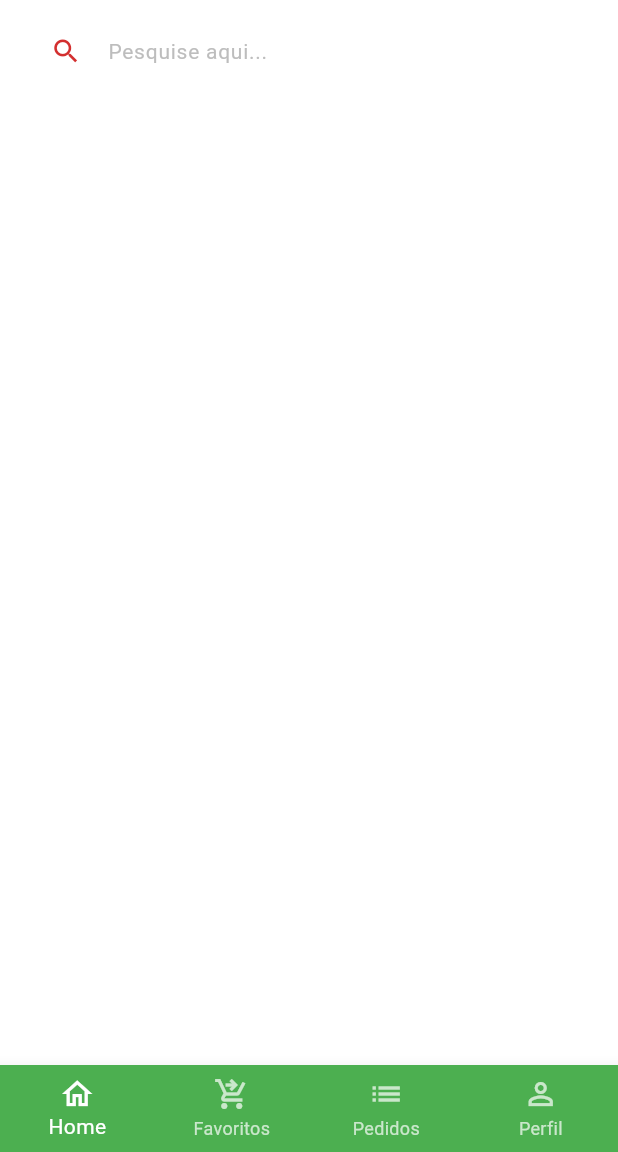
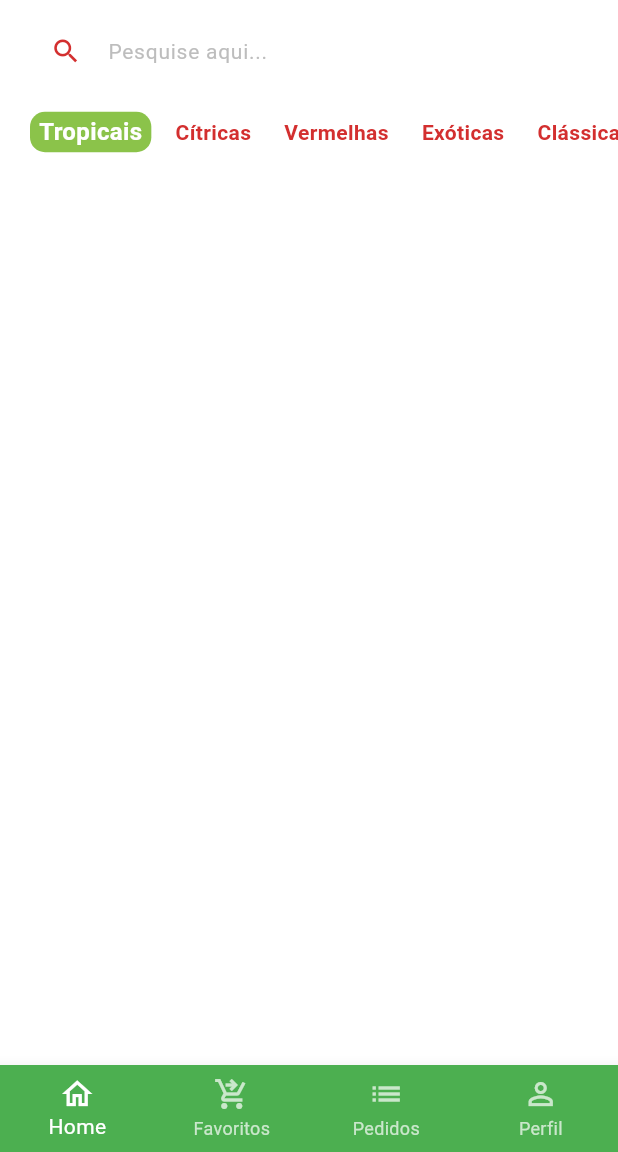
Before and after one commit to Miicchhel/FruitTrace, a Flutter app: the screen it shows after launch, after a tap on "Entrar", on a phone screen of 412 x 824 dp, the part 84-1236 px from its top. Run offline on Flutter 3.47's test engine with Material 3 defaults, Android fonts, the light colour scheme and no system bars; our stand-ins replace animated_text_kit, mask_text_input_formatter.

Commit message:
adicionando a seleção de categorias

```diff
--- /dev/null
+++ b/lib/src/home/components/category_title.dart
@@ -0,0 +1,41 @@
+import 'package:flutter/material.dart';
+import 'package:fruittrace/src/config/custom_colors.dart';
+
+class CategoryTitle extends StatelessWidget {
+
+  final String category;
+  final bool isSelected;
+  final VoidCallback onPressed;
+
+  const CategoryTitle({
+    super.key,
+    required this.category,
+    required this.isSelected,
+    required this.onPressed,
+  });
+
+  @override
+  Widget build(BuildContext context) {
+    return GestureDetector(
+      onTap: onPressed,
+      child: Align(
+        alignment: Alignment.center,
+        child: Container(
+          padding: const EdgeInsets.symmetric(horizontal: 6.0, vertical: 2.0),
+          decoration: BoxDecoration(
+            color: isSelected ? CustomColors.customSwatchColor: Colors.transparent,
+            borderRadius: BorderRadius.circular(10.0),
+          ),
+          child: Text(
+            category,
+            style: TextStyle(
+              color: isSelected ? Colors.white : CustomColors.customContrastColor,
+              fontWeight: FontWeight.bold,
+              fontSize: isSelected ? 16.0 : 14.0,
+            ),
+          ),
+        ),
+      ),
+    );
+  }
+}
--- a/lib/src/home/home_tab.dart
+++ b/lib/src/home/home_tab.dart
@@ -1,8 +1,25 @@
 import 'package:flutter/material.dart';
 import 'package:fruittrace/src/config/custom_colors.dart';
+import 'package:fruittrace/src/home/components/category_title.dart';
 
-class HomeTab extends StatelessWidget {
+class HomeTab extends StatefulWidget {
   const HomeTab({super.key});
+
+  @override
+  State<HomeTab> createState() => _HomeTabState();
+}
+
+class _HomeTabState extends State<HomeTab> {
+
+  List<String> categories = [
+    'Tropicais',
+    'Cítricas',
+    'Vermelhas',
+    'Exóticas',
+    'Clássicas',
+  ];
+
+  String selectedCategory = 'Tropicais';
 
   @override
   Widget build(BuildContext context) {
@@ -68,9 +85,9 @@ class HomeTab extends StatelessWidget {
         ],
       ),
 
-      // Campo de pesquisa
       body: Column(
         children: [
+          // Campo de pesquisa
           Padding(
             padding: const EdgeInsets.symmetric(horizontal: 20.0, vertical: 10.0),
             child: TextFormField(
@@ -91,11 +108,30 @@ class HomeTab extends StatelessWidget {
               ),
             ),
           ),
+
+          // Categorias
+          Container(
+            padding: const EdgeInsets.only(left: 20.0),
+            height: 40.0,
+            child: ListView.separated(
+              scrollDirection: Axis.horizontal,
+              itemBuilder: (_, index) => CategoryTitle(
+                category: categories[index],
+                isSelected: categories[index] == selectedCategory,
+                onPressed: () {
+                  setState(() {
+                    selectedCategory = categories[index];
+                  });
+                },
+              ),
+              separatorBuilder: (_, index) => const SizedBox(width: 10.0,),
+              itemCount: categories.length,
+            ),
+          ),
+
+          // Grid
         ],
       ),
-      // Categorias
-
-      // Grid
     );
   }
 }
```
